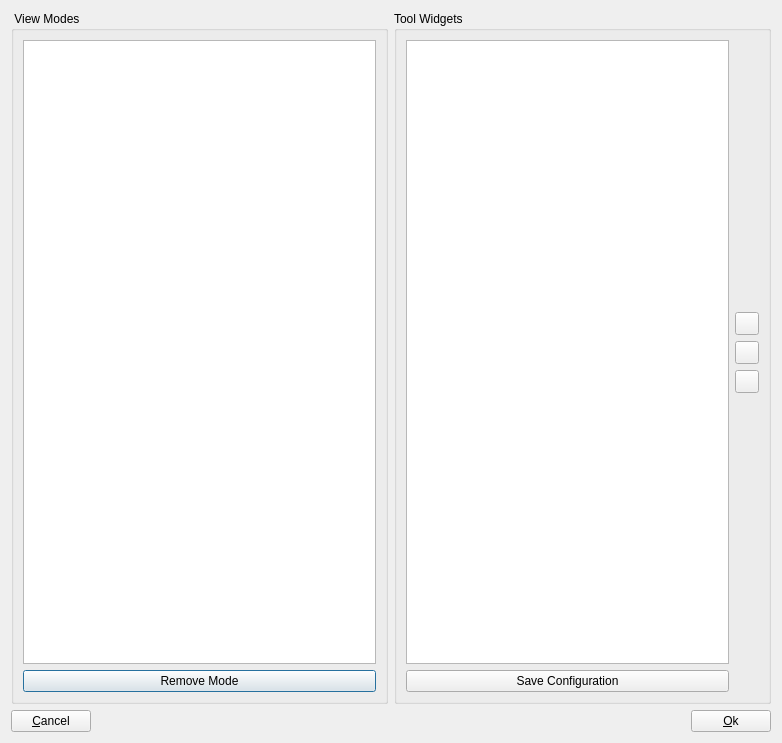
Before: the Qt Designer form OpenFlipper/widgets/viewModeWidget/viewMode.ui in ShenRen/OpenFlipper, drawn with Qt 5.
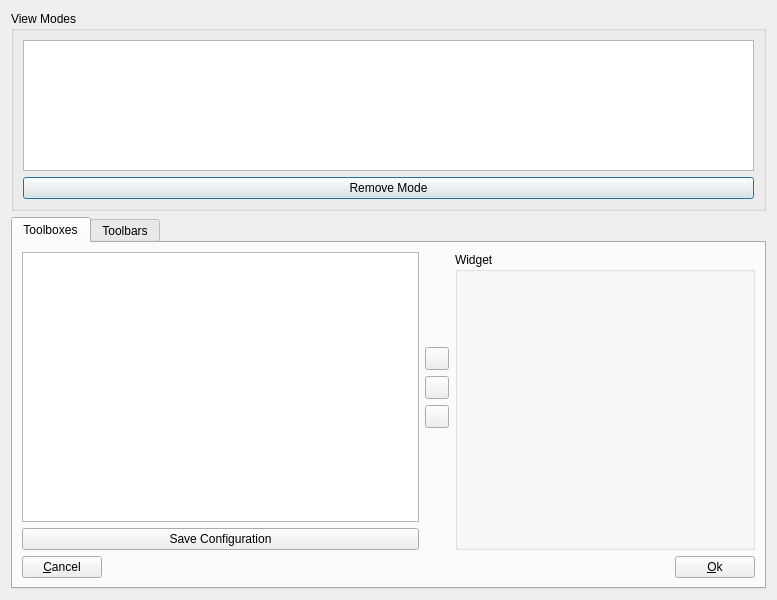
After: the same form once the commit is applied.

Commit message: ViewMode Interface Skeleton for toolbars .. still a lot todo

What changed in the file:
```diff
--- a/OpenFlipper/widgets/viewModeWidget/viewMode.ui
+++ b/OpenFlipper/widgets/viewModeWidget/viewMode.ui
@@ -1,34 +1,55 @@
 <ui version="4.0" >
  <class>viewMode</class>
- <widget class="QDialog" name="viewMode" >
-  <property name="geometry" >
+ <widget class="QDialog" name="viewMode">
+  <property name="geometry">
    <rect>
     <x>0</x>
     <y>0</y>
-    <width>782</width>
-    <height>743</height>
+    <width>777</width>
+    <height>600</height>
    </rect>
   </property>
   <property name="windowTitle" >
    <string>Change View Mode</string>
   </property>
-  <layout class="QGridLayout" >
-   <item row="0" column="0" >
-    <widget class="QGroupBox" name="groupBox" >
-     <property name="title" >
-      <string> View Modes </string>
+  <layout class="QVBoxLayout" name="verticalLayout">
+   <item>
+    <widget class="QGroupBox" name="groupBox_2">
+     <property name="maximumSize">
+      <size>
+       <width>16777215</width>
+       <height>200</height>
+      </size>
      </property>
-     <layout class="QGridLayout" >
-      <item row="0" column="0" >
-       <widget class="QListWidget" name="modeList" >
-        <property name="selectionMode" >
-         <enum>QAbstractItemView::SingleSelection</enum>
+     <property name="title">
+      <string>View Modes</string>
+     </property>
+     <layout class="QVBoxLayout" name="verticalLayout_2">
+      <item>
+       <widget class="QListWidget" name="viewModeList">
+        <property name="baseSize">
+         <size>
+          <width>0</width>
+          <height>0</height>
+         </size>
+        </property>
+        <property name="flow">
+         <enum>QListView::LeftToRight</enum>
+        </property>
+        <property name="spacing">
+         <number>15</number>
+        </property>
+        <property name="viewMode">
+         <enum>QListView::IconMode</enum>
+        </property>
+        <property name="wordWrap">
+         <bool>false</bool>
         </property>
        </widget>
       </item>
-      <item row="1" column="0" >
-       <widget class="QPushButton" name="removeButton" >
-        <property name="text" >
+      <item>
+       <widget class="QPushButton" name="removeButton">
+        <property name="text">
          <string>Remove Mode</string>
         </property>
        </widget>
@@ -36,130 +57,153 @@
      </layout>
     </widget>
    </item>
-   <item row="0" column="1" >
-    <widget class="QGroupBox" name="toolGroup" >
-     <property name="title" >
-      <string>Tool Widgets</string>
+   <item>
+    <widget class="QTabWidget" name="tabWidget">
+     <property name="currentIndex">
+      <number>0</number>
      </property>
-     <layout class="QHBoxLayout" >
-      <item>
-       <layout class="QGridLayout" >
-        <item row="0" column="0" >
-         <widget class="QListWidget" name="toolList" >
-          <property name="showDropIndicator" stdset="0" >
-           <bool>false</bool>
-          </property>
-          <property name="dragDropOverwriteMode" >
-           <bool>false</bool>
-          </property>
-          <property name="dragDropMode" >
-           <enum>QAbstractItemView::NoDragDrop</enum>
-          </property>
-          <property name="selectionMode" >
-           <enum>QAbstractItemView::ExtendedSelection</enum>
-          </property>
-          <property name="movement" >
-           <enum>QListView::Static</enum>
-          </property>
-          <property name="sortingEnabled" >
-           <bool>false</bool>
-          </property>
-         </widget>
-        </item>
-        <item row="0" column="1" >
-         <layout class="QVBoxLayout" >
-          <item>
-           <spacer>
-            <property name="orientation" >
-             <enum>Qt::Vertical</enum>
-            </property>
-            <property name="sizeHint" >
-             <size>
-              <width>20</width>
-              <height>40</height>
-             </size>
-            </property>
-           </spacer>
-          </item>
-          <item>
-           <widget class="QToolButton" name="upButton" >
-            <property name="text" >
-             <string/>
-            </property>
-           </widget>
-          </item>
-          <item>
-           <widget class="QToolButton" name="removeWidgetButton" >
-            <property name="text" >
-             <string/>
-            </property>
-           </widget>
-          </item>
-          <item>
-           <widget class="QToolButton" name="downButton" >
-            <property name="text" >
-             <string/>
-            </property>
-           </widget>
-          </item>
-          <item>
-           <spacer>
-            <property name="orientation" >
-             <enum>Qt::Vertical</enum>
-            </property>
-            <property name="sizeHint" >
-             <size>
-              <width>20</width>
-              <height>40</height>
-             </size>
-            </property>
-           </spacer>
-          </item>
-         </layout>
-        </item>
-        <item row="1" column="0" >
-         <widget class="QPushButton" name="saveButton" >
-          <property name="text" >
-           <string>Save Configuration</string>
-          </property>
-         </widget>
-        </item>
-       </layout>
-      </item>
-     </layout>
+     <widget class="QWidget" name="tab">
+      <attribute name="title">
+       <string>Toolboxes</string>
+      </attribute>
+      <layout class="QGridLayout" name="gridLayout">
+       <item row="1" column="0" colspan="2">
+        <layout class="QHBoxLayout" name="_10">
+         <item>
+          <widget class="QPushButton" name="cancelButton">
+           <property name="text">
+            <string>&amp;Cancel</string>
+           </property>
+          </widget>
+         </item>
+         <item>
+          <spacer>
+           <property name="orientation">
+            <enum>Qt::Horizontal</enum>
+           </property>
+           <property name="sizeHint" stdset="0">
+            <size>
+             <width>40</width>
+             <height>20</height>
+            </size>
+           </property>
+          </spacer>
+         </item>
+         <item>
+          <widget class="QPushButton" name="okButton">
+           <property name="text">
+            <string>&amp;Ok</string>
+           </property>
+          </widget>
+         </item>
+        </layout>
+       </item>
+       <item row="0" column="0">
+        <layout class="QGridLayout" name="_7">
+         <item row="0" column="0">
+          <widget class="QListWidget" name="toolboxList">
+           <property name="showDropIndicator" stdset="0">
+            <bool>false</bool>
+           </property>
+           <property name="dragDropOverwriteMode">
+            <bool>false</bool>
+           </property>
+           <property name="dragDropMode">
+            <enum>QAbstractItemView::NoDragDrop</enum>
+           </property>
+           <property name="selectionMode">
+            <enum>QAbstractItemView::ExtendedSelection</enum>
+           </property>
+           <property name="movement">
+            <enum>QListView::Static</enum>
+           </property>
+           <property name="sortingEnabled">
+            <bool>false</bool>
+           </property>
+          </widget>
+         </item>
+         <item row="0" column="1">
+          <layout class="QVBoxLayout" name="_8">
+           <item>
+            <spacer>
+             <property name="orientation">
+              <enum>Qt::Vertical</enum>
+             </property>
+             <property name="sizeHint" stdset="0">
+              <size>
+               <width>20</width>
+               <height>40</height>
+              </size>
+             </property>
+            </spacer>
+           </item>
+           <item>
+            <widget class="QToolButton" name="upButton">
+             <property name="text">
+              <string/>
+             </property>
+            </widget>
+           </item>
+           <item>
+            <widget class="QToolButton" name="removeWidgetButton">
+             <property name="text">
+              <string/>
+             </property>
+            </widget>
+           </item>
+           <item>
+            <widget class="QToolButton" name="downButton">
+             <property name="text">
+              <string/>
+             </property>
+            </widget>
+           </item>
+           <item>
+            <spacer>
+             <property name="orientation">
+              <enum>Qt::Vertical</enum>
+             </property>
+             <property name="sizeHint" stdset="0">
+              <size>
+               <width>20</width>
+               <height>40</height>
+              </size>
+             </property>
+            </spacer>
+           </item>
+          </layout>
+         </item>
+         <item row="1" column="0">
+          <widget class="QPushButton" name="saveButton">
+           <property name="text">
+            <string>Save Configuration</string>
+           </property>
+          </widget>
+         </item>
+        </layout>
+       </item>
+       <item row="0" column="1">
+        <widget class="QGroupBox" name="groupBox">
+         <property name="minimumSize">
+          <size>
+           <width>300</width>
+           <height>0</height>
+          </size>
+         </property>
+         <property name="title">
+          <string>Widget</string>
+         </property>
+        </widget>
+       </item>
+      </layout>
+     </widget>
+     <widget class="QWidget" name="tab_2">
+      <attribute name="title">
+       <string>Toolbars</string>
+      </attribute>
+     </widget>
     </widget>
    </item>
-   <item row="1" column="0" colspan="2" >
-    <layout class="QHBoxLayout" >
-     <item>
-      <widget class="QPushButton" name="cancelButton" >
-       <property name="text" >
-        <string>&amp;Cancel</string>
-       </property>
-      </widget>
-     </item>
-     <item>
-      <spacer>
-       <property name="orientation" >
-        <enum>Qt::Horizontal</enum>
-       </property>
-       <property name="sizeHint" >
-        <size>
-         <width>40</width>
-         <height>20</height>
-        </size>
-       </property>
-      </spacer>
-     </item>
-     <item>
-      <widget class="QPushButton" name="okButton" >
-       <property name="text" >
-        <string>&amp;Ok</string>
-       </property>
-      </widget>
-     </item>
-    </layout>
-   </item>
   </layout>
  </widget>
  <resources/>
```
Left out of the diff: 5 changed lines with no effect on the pictures. The commit also changes 5 other files.
